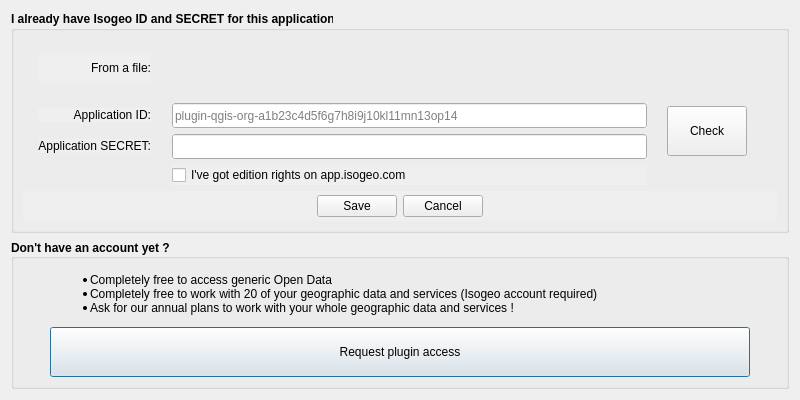
isogeo/isogeo-plugin-qgis, file ui/auth/ui_authentication.ui: the form before one commit.
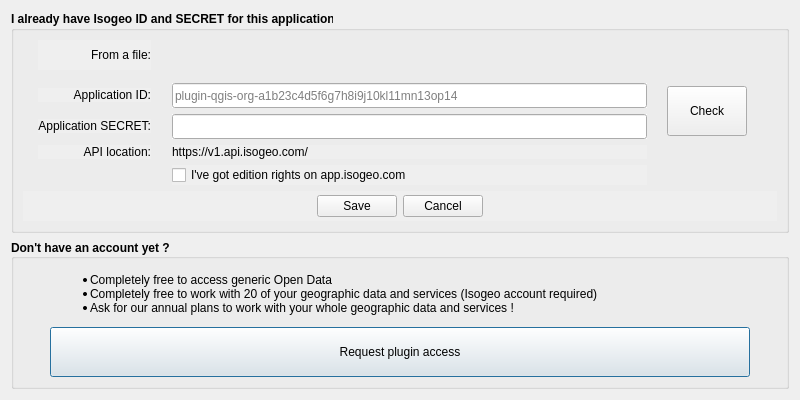
The form after the commit. Icons and pictures are not drawn. Custom widgets are drawn as their Qt base class.

Commit message: update auth ui and related translations

What changed in the file:
```diff
--- a/ui/auth/ui_authentication.ui
+++ b/ui/auth/ui_authentication.ui
@@ -64,21 +64,14 @@
       <bool>true</bool>
      </property>
      <layout class="QGridLayout" name="gridLayout_2">
-      <item column="4" row="4">
-       <spacer name="horizontalSpacer_2">
-        <property name="orientation">
-         <enum>Qt::Horizontal</enum>
+      <item column="1" row="3">
+       <widget class="QLabel" name="lbl_app_secret">
+        <property name="sizePolicy">
+         <sizepolicy hsizetype="Preferred" vsizetype="Fixed">
+          <horstretch>0</horstretch>
+          <verstretch>0</verstretch>
+         </sizepolicy>
         </property>
-        <property name="sizeHint" stdset="0">
-         <size>
-          <width>40</width>
-          <height>20</height>
-         </size>
-        </property>
-       </spacer>
-      </item>
-      <item column="1" row="1">
-       <widget class="QLabel" name="lbl_browse_credentials">
         <property name="font">
          <font>
           <weight>50</weight>
@@ -89,7 +82,7 @@
          <bool>true</bool>
         </property>
         <property name="text">
-         <string>From a file:</string>
+         <string>Application SECRET:</string>
         </property>
         <property name="scaledContents">
          <bool>true</bool>
@@ -100,7 +93,7 @@
        </widget>
       </item>
       <item column="4" row="3">
-       <spacer name="horizontalSpacer">
+       <spacer name="horizontalSpacer_2">
         <property name="orientation">
          <enum>Qt::Horizontal</enum>
         </property>
@@ -112,7 +105,7 @@
         </property>
        </spacer>
       </item>
-      <item column="3" row="4">
+      <item column="3" row="3">
        <widget class="QLineEdit" name="ent_app_secret">
         <property name="sizePolicy">
          <sizepolicy hsizetype="Expanding" vsizetype="Preferred">
@@ -155,81 +148,6 @@
         </property>
        </widget>
       </item>
-      <item column="1" row="3">
-       <widget class="QLabel" name="lbl_app_id">
-        <property name="sizePolicy">
-         <sizepolicy hsizetype="Preferred" vsizetype="Fixed">
-          <horstretch>0</horstretch>
-          <verstretch>0</verstretch>
-         </sizepolicy>
-        </property>
-        <property name="font">
-         <font>
-          <weight>50</weight>
-          <bold>false</bold>
-         </font>
-        </property>
-        <property name="autoFillBackground">
-         <bool>true</bool>
-        </property>
-        <property name="locale">
-         <locale country="UnitedStates" language="English" />
-        </property>
-        <property name="text">
-         <string>Application ID:</string>
-        </property>
-        <property name="scaledContents">
-         <bool>true</bool>
-        </property>
-        <property name="alignment">
-         <set>Qt::AlignRight|Qt::AlignTrailing|Qt::AlignVCenter</set>
-        </property>
-       </widget>
-      </item>
-      <item column="3" row="0">
-       <spacer name="verticalSpacer">
-        <property name="orientation">
-         <enum>Qt::Vertical</enum>
-        </property>
-        <property name="sizeHint" stdset="0">
-         <size>
-          <width>20</width>
-          <height>40</height>
-         </size>
-        </property>
-       </spacer>
-      </item>
-      <item column="1" row="4">
-       <widget class="QLabel" name="lbl_app_secret">
-        <property name="sizePolicy">
-         <sizepolicy hsizetype="Preferred" vsizetype="Fixed">
-          <horstretch>0</horstretch>
-          <verstretch>0</verstretch>
-         </sizepolicy>
-        </property>
-        <property name="font">
-         <font>
-          <weight>50</weight>
-          <bold>false</bold>
-         </font>
-        </property>
-        <property name="autoFillBackground">
-         <bool>true</bool>
-        </property>
-        <property name="locale">
-         <locale country="UnitedStates" language="English" />
-        </property>
-        <property name="text">
-         <string>Application SECRET:</string>
-        </property>
-        <property name="scaledContents">
-         <bool>true</bool>
-        </property>
-        <property name="alignment">
-         <set>Qt::AlignRight|Qt::AlignTrailing|Qt::AlignVCenter</set>
-        </property>
-       </widget>
-      </item>
       <item column="3" row="5">
        <widget class="QCheckBox" name="chb_isogeo_editor">
         <property name="minimumSize">
@@ -265,7 +183,7 @@
         </property>
        </widget>
       </item>
-      <item column="3" row="3">
+      <item column="3" row="2">
        <widget class="QLineEdit" name="ent_app_id">
         <property name="sizePolicy">
          <sizepolicy hsizetype="Expanding" vsizetype="Preferred">
@@ -308,20 +226,7 @@
         </property>
        </widget>
       </item>
-      <item column="3" row="2">
-       <spacer name="verticalSpacer_2">
-        <property name="orientation">
-         <enum>Qt::Vertical</enum>
-        </property>
-        <property name="sizeHint" stdset="0">
-         <size>
-          <width>20</width>
-          <height>40</height>
-         </size>
-        </property>
-       </spacer>
-      </item>
-      <item column="4" row="1">
+      <item column="4" row="0">
        <spacer name="horizontalSpacer_3">
         <property name="orientation">
          <enum>Qt::Horizontal</enum>
@@ -374,8 +279,108 @@
         </property>
        </widget>
       </item>
-      <item column="3" row="1">
+      <item column="1" row="2">
+       <widget class="QLabel" name="lbl_app_id">
+        <property name="sizePolicy">
+         <sizepolicy hsizetype="Preferred" vsizetype="Fixed">
+          <horstretch>0</horstretch>
+          <verstretch>0</verstretch>
+         </sizepolicy>
+        </property>
+        <property name="font">
+         <font>
+          <weight>50</weight>
+          <bold>false</bold>
+         </font>
+        </property>
+        <property name="autoFillBackground">
+         <bool>true</bool>
+        </property>
+        <property name="locale">
+         <locale country="UnitedStates" language="English" />
+        </property>
+        <property name="text">
+         <string>Application ID:</string>
+        </property>
+        <property name="scaledContents">
+         <bool>true</bool>
+        </property>
+        <property name="alignment">
+         <set>Qt::AlignRight|Qt::AlignTrailing|Qt::AlignVCenter</set>
+        </property>
+       </widget>
+      </item>
+      <item column="5" row="2" rowspan="2">
+       <widget class="QPushButton" name="btn_check_auth">
+        <property name="sizePolicy">
+         <sizepolicy hsizetype="Minimum" vsizetype="Fixed">
+          <horstretch>0</horstretch>
+          <verstretch>0</verstretch>
+         </sizepolicy>
+        </property>
+        <property name="minimumSize">
+         <size>
+          <width>0</width>
+          <height>50</height>
+         </size>
+        </property>
+        <property name="maximumSize">
+         <size>
+          <width>16777215</width>
+          <height>16777215</height>
+         </size>
+        </property>
+        <property name="font">
+         <font>
+          <weight>50</weight>
+          <bold>false</bold>
+         </font>
+        </property>
+        <property name="cursor">
+         <cursorShape>PointingHandCursor</cursorShape>
+        </property>
+        <property name="toolTip">
+         <string>Check access validity</string>
+        </property>
+        <property name="text">
+         <string>Check</string>
+        </property>
+        <property name="icon">
+         <iconset>
+          <normaloff>:/plugins/Isogeo/resources/authentication/sign-in.svg</normaloff>:/plugins/Isogeo/resources/authentication/sign-in.svg</iconset>
+        </property>
+        <property name="default">
+         <bool>true</bool>
+        </property>
+       </widget>
+      </item>
+      <item column="1" row="0">
+       <widget class="QLabel" name="lbl_browse_credentials">
+        <property name="font">
+         <font>
+          <weight>50</weight>
+          <bold>false</bold>
+         </font>
+        </property>
+        <property name="autoFillBackground">
+         <bool>true</bool>
+        </property>
+        <property name="text">
+         <string>From a file:</string>
+        </property>
+        <property name="scaledContents">
+         <bool>true</bool>
+        </property>
+        <property name="alignment">
+         <set>Qt::AlignRight|Qt::AlignTrailing|Qt::AlignVCenter</set>
+        </property>
+       </widget>
+      </item>
+      <item column="3" row="0">
        <widget class="QgsFileWidget" name="btn_browse_credentials">
+        <property name="enabled">
+         <bool>true</bool>
+        </property>
         <property name="sizePolicy">
          <sizepolicy hsizetype="Preferred" vsizetype="Preferred">
           <horstretch>0</horstretch>
@@ -394,6 +399,18 @@
           <height>30</height>
          </size>
         </property>
+        <property name="font">
+         <font>
+          <weight>50</weight>
+          <bold>false</bold>
+         </font>
+        </property>
+        <property name="focusPolicy">
+         <enum>Qt::StrongFocus</enum>
+        </property>
+        <property name="acceptDrops">
+         <bool>false</bool>
+        </property>
         <property name="toolTip">
          <string>Pick your credentials file</string>
         </property>
@@ -414,26 +431,34 @@
         </property>
        </widget>
       </item>
-      <item column="5" row="3" rowspan="2">
-       <widget class="QPushButton" name="btn_check_auth">
-        <property name="sizePolicy">
-         <sizepolicy hsizetype="Minimum" vsizetype="Fixed">
-          <horstretch>0</horstretch>
-          <verstretch>0</verstretch>
-         </sizepolicy>
+      <item column="4" row="2">
+       <spacer name="horizontalSpacer">
+        <property name="orientation">
+         <enum>Qt::Horizontal</enum>
         </property>
-        <property name="minimumSize">
+        <property name="sizeHint" stdset="0">
          <size>
-          <width>0</width>
-          <height>50</height>
+          <width>40</width>
+          <height>20</height>
          </size>
         </property>
-        <property name="maximumSize">
+       </spacer>
+      </item>
+      <item column="3" row="1">
+       <spacer name="verticalSpacer_2">
+        <property name="orientation">
+         <enum>Qt::Vertical</enum>
+        </property>
+        <property name="sizeHint" stdset="0">
          <size>
-          <width>16777215</width>
-          <height>16777215</height>
+          <width>20</width>
+          <height>40</height>
          </size>
         </property>
+       </spacer>
+      </item>
+      <item column="1" row="4">
+       <widget class="QLabel" name="lbl_api_url">
         <property name="font">
          <font>
           <weight>50</weight>
@@ -446,14 +471,44 @@
         <property name="toolTip">
          <string>Check access validity</string>
         </property>
+        <property name="autoFillBackground">
+         <bool>true</bool>
+        </property>
         <property name="text">
-         <string>Check</string>
+         <string>API location:</string>
         </property>
         <property name="icon">
          <iconset resource="../../resources.qrc">
           <normaloff>:/plugins/Isogeo/resources/authentication/sign-in.svg</normaloff>:/plugins/Isogeo/resources/authentication/sign-in.svg</iconset>
         </property>
-        <property name="default">
+        <property name="alignment">
+         <set>Qt::AlignRight|Qt::AlignTrailing|Qt::AlignVCenter</set>
+        </property>
+       </widget>
+      </item>
+      <item column="3" row="4">
+       <widget class="QLabel" name="lbl_api_url_value">
+        <property name="font">
+         <font>
+          <weight>50</weight>
+          <italic>false</italic>
+          <bold>false</bold>
+          <kerning>true</kerning>
+         </font>
+        </property>
+        <property name="cursor">
+         <cursorShape>IBeamCursor</cursorShape>
+        </property>
+        <property name="autoFillBackground">
+         <bool>true</bool>
+        </property>
+        <property name="frameShape">
+         <enum>QFrame::NoFrame</enum>
+        </property>
+        <property name="text">
+         <string notr="true">https://v1.api.isogeo.com/</string>
+        </property>
+        <property name="openExternalLinks">
          <bool>true</bool>
         </property>
        </widget>
```
Left out of the diff: 31 changed lines with no effect on the pictures. The commit also changes 7 other files.
